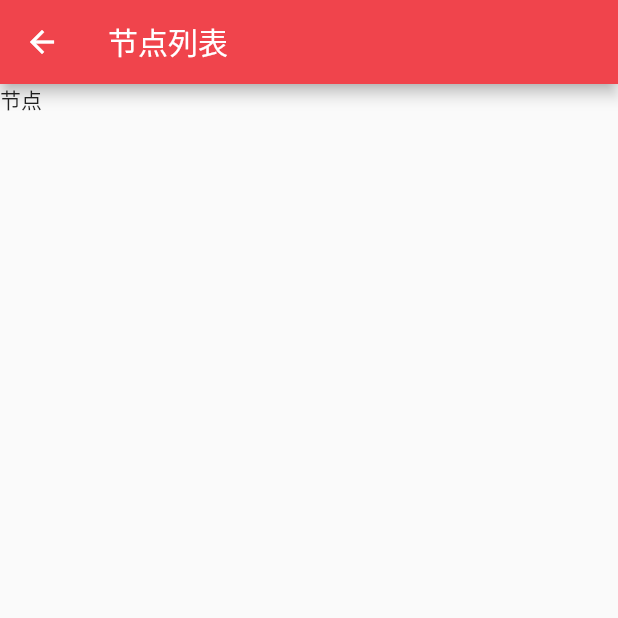
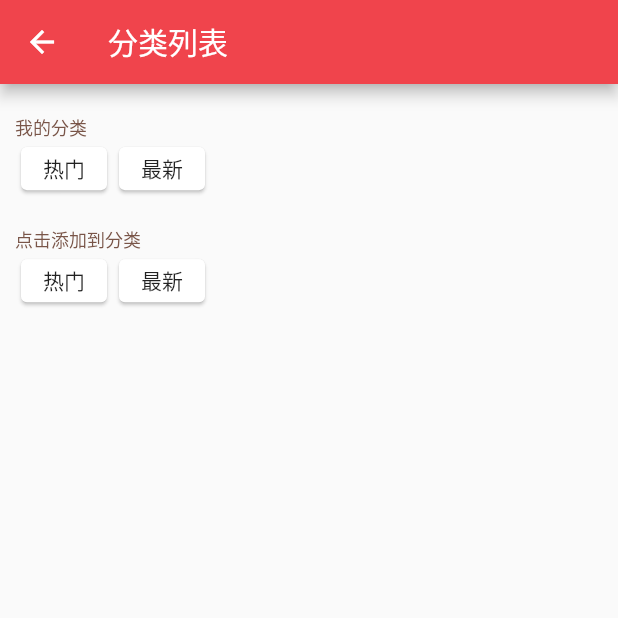
Before and after one commit to VanchChen/v2ex_flutter, a Flutter app: the screen it shows after launch, after a tap on the "list" icon, on a phone screen of 412 x 824 dp, the top half of it. Run offline on Flutter 3.47's test engine with Material 2 defaults, Android fonts, the phone set to English and light mode, and no system bars; our stand-ins replace cached_network_image, dio, flutter_html, shared_preferences, webview_flutter; network calls fail.

Commit message:
添加本地持久化

```diff
--- /dev/null
+++ b/lib/controllers/preference.dart
@@ -0,0 +1,28 @@
+import 'package:shared_preferences/shared_preferences.dart';
+import 'package:v2ex_flutter/models/node.dart';
+import 'dart:convert';
+
+class Preference {
+  static List<Node> defaultNodeList() {
+    return [
+      Node(id: Node.HotID, title: "热门"),
+      Node(id: Node.LatestID, title: "最新"),
+    ];
+  }
+
+  static Future<List<Node>> nodeList() async {
+    SharedPreferences prefs = await SharedPreferences.getInstance();
+    List<String> jsonList = prefs.getStringList("NodeList");
+    if (jsonList == null || jsonList.length == 0) {
+      //一个都没有，填充初始值
+      setNodeList(defaultNodeList());
+      return defaultNodeList();
+    }
+    return jsonList.map((json) => Node.fromJson(jsonDecode(json))).toList();
+  }
+
+  static Future<bool> setNodeList(List<Node> nodeList) async {
+    SharedPreferences prefs = await SharedPreferences.getInstance();
+    return prefs.setStringList("NodeList", nodeList.map((node) => jsonEncode(node)).toList());
+  }
+}
--- a/lib/controllers/request.dart
+++ b/lib/controllers/request.dart
@@ -24,9 +24,7 @@ class Request {
     Dio dio = Dio();
     Response<List> response = await dio.get("https://www.v2ex.com/api/topics/hot.json");
     if (response.statusCode == 200) {
-        var list = [];
-        response.data.forEach((map) => list.add(Topic.fromJson(map)));
-        return list;
+        return response.data.map((topic) => Topic.fromJson(topic)).toList();
     }
     return [];
   }
@@ -35,9 +33,7 @@ class Request {
     Dio dio = Dio();
     Response<List> response = await dio.get("https://www.v2ex.com/api/topics/latest.json");
     if (response.statusCode == 200) {
-        var list = [];
-        response.data.forEach((map) => list.add(Topic.fromJson(map)));
-        return list;
+        return response.data.map((topic) => Topic.fromJson(topic)).toList();
     }
     return [];
   }
@@ -51,10 +47,7 @@ class Request {
       response =await dio.get("https://www.v2ex.com/api/topics/show.json?node_name=$nodeName");
     }
     if (response.statusCode == 200) {
-
-        //var list = [];
-        //response.data.forEach((map) => list.add(Topic.fromJson(map)));
-        //return list;
+      return response.data.map((topic) => Topic.fromJson(topic)).toList();
     }
     return [];
   }
--- a/lib/models/node.dart
+++ b/lib/models/node.dart
@@ -1,4 +1,7 @@
 class Node {
+  static const int HotID = -1;
+  static const int LatestID = -2;
+
   final int    id;
   final int    stars;
   final int    topics;
@@ -17,11 +20,24 @@ class Node {
     : id = json['id'],
       stars = json['stars'],
       topics = json['topics'],
-      avatar = "https:" + json['avatar_normal'],
+      avatar = json['avatar_normal'],
       name = json['name'],
       title = json['title'],
       url = json['url'],
       header = json['header'],
       footer = json['footer'],
       parentName = json['parent_node_name'];
+
+  Map<String, dynamic> toJson() => {
+    'id' : id,
+    'stars' : stars,
+    'topics' : topics,
+    'avatar' : avatar,
+    'name' : name,
+    'title' : title,
+    'url' : url,
+    'header' : header,
+    'footer' : footer,
+    'parent_node_name' : parentName,
+  };
 }
--- a/lib/models/reply.dart
+++ b/lib/models/reply.dart
@@ -14,7 +14,7 @@ class Reply {
     : id = json['id'],
       topicID = json['topic_id'],
       memberID = json['member_id'],
-      avatar = "https:" + json['member']['avatar_normal'],
+      avatar = json['member']['avatar_normal'],
       username = json['member']['username'],
       content = json['content'],
       contentRendered = json['content_rendered'],
--- a/lib/models/topic.dart
+++ b/lib/models/topic.dart
@@ -20,7 +20,7 @@ class Topic {
       nodeName = json['node']['name'],
       nodeTitle = json['node']['title'],
       memberID = json['member']['id'],
-      avatar = "https:" + json['member']['avatar_normal'],
+      avatar = json['member']['avatar_normal'],
       username = json['member']['username'],
       title = json['title'],
       url = json['url'],
--- a/lib/pages/homePage.dart
+++ b/lib/pages/homePage.dart
@@ -16,8 +16,8 @@ class _HomePageState extends State<HomePage> {
   var _pageController = PageController();
   var _selectedIndex = 0;
   var _tabList = [
-    Node(id: TopicList.TopicHot, title: "热门"),
-    Node(id: TopicList.TopicLatest, title: "最新"),
+    Node(id: Node.HotID, title: "热门"),
+    Node(id: Node.LatestID, title: "最新"),
     //Node(name: )
   ];
 
--- a/lib/pages/nodeListPage.dart
+++ b/lib/pages/nodeListPage.dart
@@ -1,4 +1,6 @@
 import 'package:flutter/material.dart';
+import 'package:v2ex_flutter/controllers/preference.dart';
+import 'package:v2ex_flutter/models/node.dart';
 
 class NodeListPage extends StatefulWidget {
   @override
@@ -6,15 +8,72 @@ class NodeListPage extends StatefulWidget {
 }
 
 class _NodeListPageState extends State<NodeListPage> {
+  List<Node> nodeList = [];
+
+  void updateNodeList() async {
+    var newList = await Preference.nodeList();
+    setState(() {
+      nodeList = newList;
+    });
+  }
+
+  @override
+  void initState() {
+    super.initState();
+
+    updateNodeList();
+  }
+
   @override
   Widget build(BuildContext context) {
+    var gridList = nodeList.map(
+      (node) => Card(
+        child: Center(
+          child: Text(node.title),
+        ),
+      )
+    ).toList();
+
     return Scaffold(
       appBar: AppBar(
-        title: Text("节点列表"),
+        title: Text("分类列表"),
       ),
       body: Container(
-        child: Text("节点"),
+        padding: EdgeInsets.fromLTRB(10, 20, 10, 0),
+        child: Column(
+          children: <Widget>[
+            titleWidget("我的分类"),
+            GridView.count(
+              shrinkWrap: true,
+              crossAxisCount: 6,
+              childAspectRatio: 16/9,
+              children: gridList,
+            ),
+            Container(height: 20,),
+            titleWidget("点击添加到分类"),
+            GridView.count(
+              shrinkWrap: true,
+              crossAxisCount: 6,
+              childAspectRatio: 16/9,
+              children: gridList,
+            ),
+          ],
+        ),
       ),
     );
   }
+
+  Widget titleWidget(String title) {
+    return Container(
+      width: double.infinity,
+      child: Text(
+        title,
+        style: TextStyle(
+          color: Colors.brown,
+          fontSize: 12,
+        ),
+        textAlign: TextAlign.left
+      )
+    );
+  }
 }
--- a/lib/widgets/detailItem.dart
+++ b/lib/widgets/detailItem.dart
@@ -37,6 +37,7 @@ class DetailItemState extends State<DetailItemWidget> {
       avatar = widget.topic.avatar;
       index = 0;
     }
+    avatar = "https:" + avatar;
 
     var dateString = Date.convertTimestamp2String(date);
 
--- a/lib/widgets/topicList.dart
+++ b/lib/widgets/topicList.dart
@@ -1,11 +1,9 @@
 import 'package:flutter/material.dart';
 import 'package:v2ex_flutter/widgets/listItem.dart';
 import 'package:v2ex_flutter/controllers/request.dart';
+import 'package:v2ex_flutter/models/node.dart';
 
 class TopicList extends StatefulWidget {
-  static const int TopicHot = -1;
-  static const int TopicLatest = -2;
-
   TopicList({Key key, this.nodeID}) : super(key: key);
 
   final int nodeID;
@@ -30,9 +28,9 @@ class _TopicListState extends State<TopicList> with AutomaticKeepAliveClientMixi
 
   Future<Null> _refresh() async {
     var _dataList;
-    if (widget.nodeID == TopicList.TopicHot) {
+    if (widget.nodeID == Node.HotID) {
       _dataList = await Request.hotList();
-    } else if (widget.nodeID == TopicList.TopicLatest) {
+    } else if (widget.nodeID == Node.LatestID) {
       _dataList = await Request.latestList();
     } else if (widget.nodeID > 0) {
       _dataList = await Request.topicList(widget.nodeID, "");
--- a/pubspec.yaml
+++ b/pubspec.yaml
@@ -24,6 +24,7 @@ dependencies:
   flutter_html: ^0.9.4
   cached_network_image: ^0.6.0+1
   webview_flutter: ^0.3.3+1
+  shared_preferences: ^0.5.1+1
 
 dev_dependencies:
   flutter_test:
```
